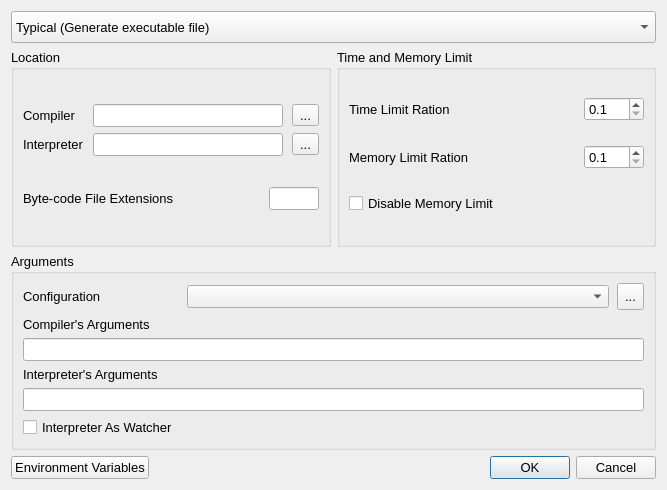
The window that src/forms/advancedcompilersettingsdialog.ui (Project-LemonLime/Project_LemonLime) describes before a commit, drawn with Qt 5.
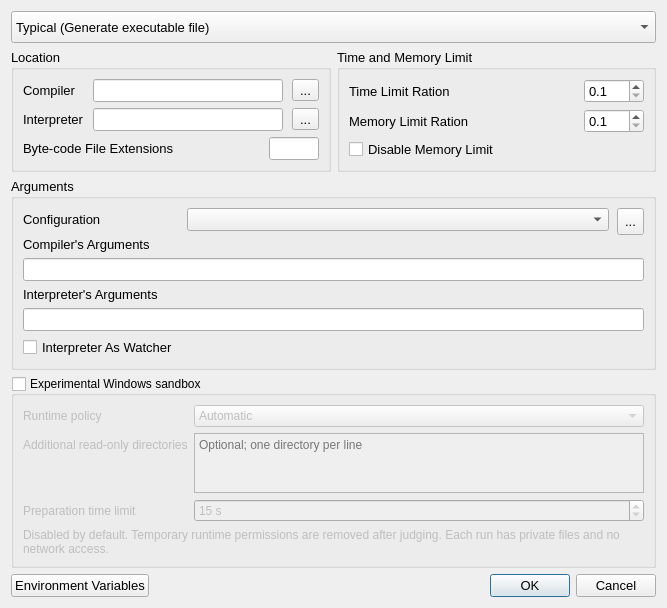
The same window after the commit. Icons and pictures are not drawn.

Commit message: feat(sandbox): add experimental windows appcontainer support (#317)

The edit to the form file:
```diff
--- a/src/forms/advancedcompilersettingsdialog.ui
+++ b/src/forms/advancedcompilersettingsdialog.ui
@@ -365,6 +365,38 @@
      </layout>
     </widget>
    </item>
+   <item>
+    <widget class="QGroupBox" name="sandboxGroup">
+     <property name="title"><string>Experimental Windows sandbox</string></property>
+     <property name="checkable"><bool>true</bool></property>
+     <property name="checked"><bool>false</bool></property>
+     <layout class="QFormLayout" name="sandboxLayout">
+      <item row="0" column="0"><widget class="QLabel" name="sandboxRuntimeLabel"><property name="text"><string>Runtime policy</string></property></widget></item>
+      <item row="0" column="1"><widget class="QComboBox" name="sandboxRuntime">
+       <item><property name="text"><string>Automatic</string></property></item>
+       <item><property name="text"><string>C / C++ and native programs</string></property></item>
+       <item><property name="text"><string>Java</string></property></item>
+       <item><property name="text"><string>Python</string></property></item>
+      </widget></item>
+      <item row="1" column="0"><widget class="QLabel" name="sandboxDirectoriesLabel"><property name="text"><string>Additional read-only directories</string></property></widget></item>
+      <item row="1" column="1"><widget class="QPlainTextEdit" name="sandboxDirectories">
+       <property name="maximumSize"><size><width>16777215</width><height>70</height></size></property>
+       <property name="placeholderText"><string>Optional; one directory per line</string></property>
+      </widget></item>
+      <item row="2" column="0"><widget class="QLabel" name="sandboxTimeoutLabel"><property name="text"><string>Preparation time limit</string></property></widget></item>
+      <item row="2" column="1"><widget class="QSpinBox" name="sandboxTimeout">
+       <property name="suffix"><string> s</string></property>
+       <property name="minimum"><number>1</number></property>
+       <property name="maximum"><number>120</number></property>
+       <property name="value"><number>15</number></property>
+      </widget></item>
+      <item row="3" column="0" colspan="2"><widget class="QLabel" name="sandboxExplanation">
+       <property name="text"><string>Disabled by default. Temporary runtime permissions are removed after judging. Each run has private files and no network access.</string></property>
+       <property name="wordWrap"><bool>true</bool></property>
+      </widget></item>
+     </layout>
+    </widget>
+   </item>
    <item>
     <layout class="QHBoxLayout" name="horizontalLayout_2">
      <item>
```
The commit also changes 23 other files.
